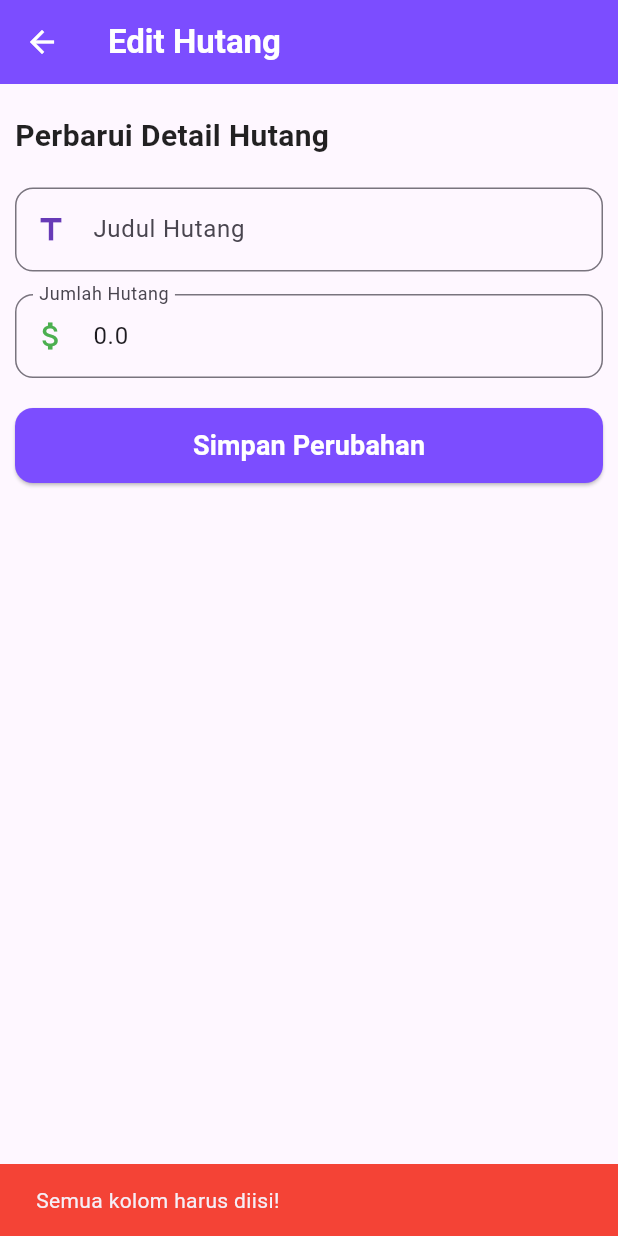
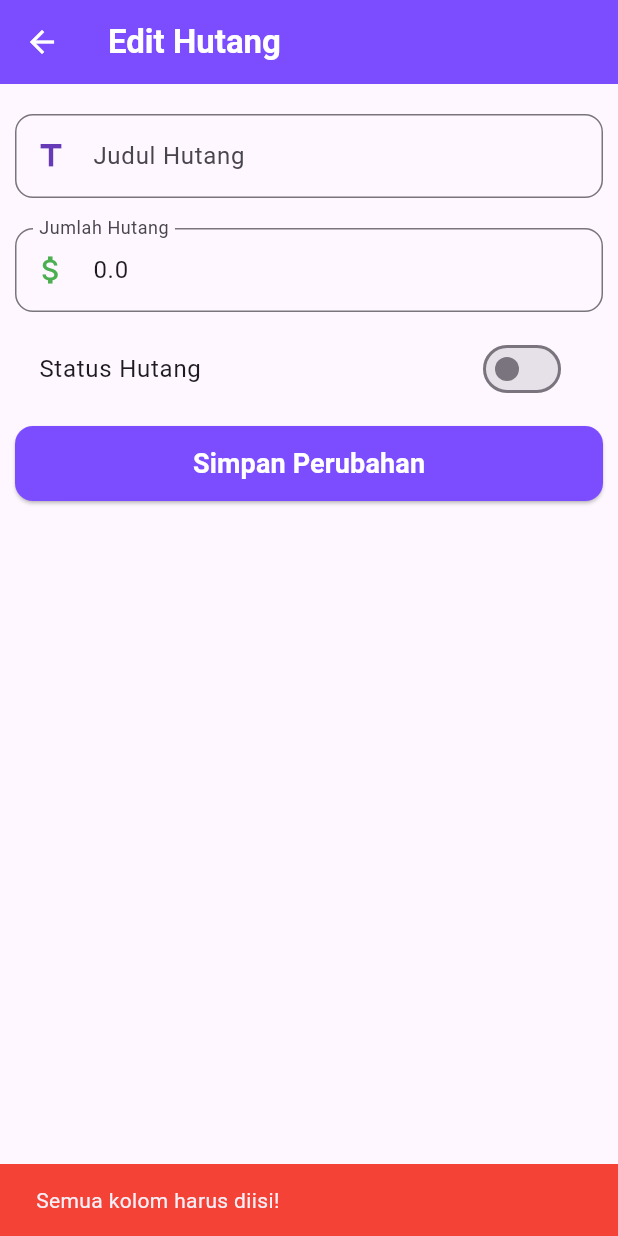
Before and after one commit to ariefdluffy/utang_core, a Flutter app: the EditDebtScreen screen opened directly with empty values, after a tap on "Simpan Perubahan", on a phone screen of 412 x 824 dp. Run offline on Flutter 3.47's test engine with Material 3 defaults, Android fonts, the light colour scheme and no system bars; our stand-ins replace flutter_riverpod, logger, supabase_flutter; accounts and stored records are empty; network calls fail.

Commit message:
update-fitur-update-status-hutang

```diff
--- a/lib/main.dart
+++ b/lib/main.dart
@@ -5,7 +5,7 @@ import 'package:supabase_flutter/supabase_flutter.dart';
 import 'package:utang_core/config/supabase_config.dart';
 import 'package:utang_core/router.dart';
 import 'package:utang_core/screen/home_screen.dart';
-import 'package:utang_core/screen/login_screen.dart';
+import 'package:utang_core/screen/auth/login_screen.dart';
 
 void main() async {
   WidgetsFlutterBinding.ensureInitialized();
--- a/lib/models/debt_model.dart
+++ b/lib/models/debt_model.dart
@@ -7,15 +7,16 @@ class Debt {
   final double amount;
   final List<Installment> installments;
   final DateTime createdAt;
+  final bool isPaid;
 
-  Debt({
-    required this.id,
-    required this.userId,
-    required this.title,
-    required this.amount,
-    required this.installments,
-    required this.createdAt,
-  });
+  Debt(
+      {required this.id,
+      required this.userId,
+      required this.title,
+      required this.amount,
+      required this.installments,
+      required this.createdAt,
+      required this.isPaid});
 
   // 🔹 Perbaikan: Tangani `installments` yang mungkin null
   factory Debt.fromJson(Map<String, dynamic> json) {
@@ -33,6 +34,7 @@ class Debt {
               .toList()
           : [], // 🔹 Gunakan list kosong jika installments null
       createdAt: DateTime.parse(json['created_at']),
+      isPaid: json['is_paid'] ?? false,
     );
   }
 
@@ -44,6 +46,7 @@ class Debt {
       'amount': amount,
       'installments': installments.map((e) => e.toJson()).toList(),
       'created_at': createdAt.toIso8601String(),
+      'is_paid': isPaid,
     };
   }
 }
--- a/lib/router.dart
+++ b/lib/router.dart
@@ -1,8 +1,8 @@
 import 'package:flutter/material.dart';
 import 'package:utang_core/screen/add_debt_screen.dart';
 import 'package:utang_core/screen/home_screen.dart';
-import 'package:utang_core/screen/login_screen.dart';
-import 'package:utang_core/screen/register_screen.dart';
+import 'package:utang_core/screen/auth/login_screen.dart';
+import 'package:utang_core/screen/auth/register_screen.dart';
 
 Map<String, WidgetBuilder> routes = {
   // "/": (context) => LoginScreen(),
--- a/lib/screen/add_debt_screen.dart
+++ b/lib/screen/add_debt_screen.dart
@@ -100,6 +100,7 @@ class _AddDebtScreenState extends ConsumerState<AddDebtScreen> {
         amount: double.parse(amountController.text.trim()),
         installments: [],
         createdAt: DateTime.now(),
+        isPaid: false,
       );
 
       await ref.read(debtProvider.notifier).addDebt(newDebt);
--- a/lib/screen/edit_debt_screen.dart
+++ b/lib/screen/edit_debt_screen.dart
@@ -129,7 +129,7 @@ class _EditDebtScreenState extends ConsumerState<EditDebtScreen> {
 
       await ref
           .read(debtProvider.notifier)
-          .updateDebt(widget.debt.id, newTitle, newAmount);
+          .updateDebt(widget.debt.id, newTitle, newAmount, widget.debt.isPaid);
       showSnackbar(context, "Hutang berhasil diperbarui!", isError: false);
 
       Navigator.pop(context);
@@ -142,6 +142,8 @@ class _EditDebtScreenState extends ConsumerState<EditDebtScreen> {
 
   @override
   Widget build(BuildContext context) {
+    bool isPaid = widget.debt.isPaid;
+
     return Scaffold(
       appBar: AppBar(
         title: const Text("Edit Hutang",
@@ -154,15 +156,15 @@ class _EditDebtScreenState extends ConsumerState<EditDebtScreen> {
         child: Column(
           crossAxisAlignment: CrossAxisAlignment.start,
           children: [
+            // const SizedBox(height: 15),
+            // const Text(
+            //   "Perbarui Detail Hutang",
+            //   style: TextStyle(
+            //       fontSize: 20,
+            //       fontWeight: FontWeight.bold,
+            //       color: Colors.black87),
+            // ),
             const SizedBox(height: 10),
-            const Text(
-              "Perbarui Detail Hutang",
-              style: TextStyle(
-                  fontSize: 20,
-                  fontWeight: FontWeight.bold,
-                  color: Colors.black87),
-            ),
-            const SizedBox(height: 20),
             TextField(
               controller: titleController,
               decoration: InputDecoration(
@@ -172,7 +174,7 @@ class _EditDebtScreenState extends ConsumerState<EditDebtScreen> {
                     OutlineInputBorder(borderRadius: BorderRadius.circular(12)),
               ),
             ),
-            const SizedBox(height: 15),
+            const SizedBox(height: 20),
             TextField(
               controller: amountController,
               decoration: InputDecoration(
@@ -183,7 +185,17 @@ class _EditDebtScreenState extends ConsumerState<EditDebtScreen> {
               ),
               keyboardType: TextInputType.number,
             ),
-            const SizedBox(height: 20),
+            const SizedBox(height: 10),
+            SwitchListTile(
+              title: const Text("Status Hutang"),
+              value: isPaid,
+              onChanged: (value) {
+                setState(() {
+                  isPaid = value;
+                });
+              },
+            ),
+            const SizedBox(height: 10),
             SizedBox(
               width: double.infinity,
               height: 50,
```
Also changed, not shown: lib/providers/debt_providers.dart (+35 -23 lines), lib/screen/auth/login_screen.dart (renamed from lib/screen/login_screen.dart, +4 -4 lines), lib/screen/auth/register_screen.dart (renamed from lib/screen/register_screen.dart, +6 -6 lines), lib/screen/home_screen.dart (+16 -5 lines), lib/screen/pay_installment_screen.dart (+112 -31 lines), lib/services/debt_service.dart (+11 -2 lines), lib/services/supabase_service.dart (+10 -5 lines), lib/widget/debt_card.dart (+17 -2 lines).
